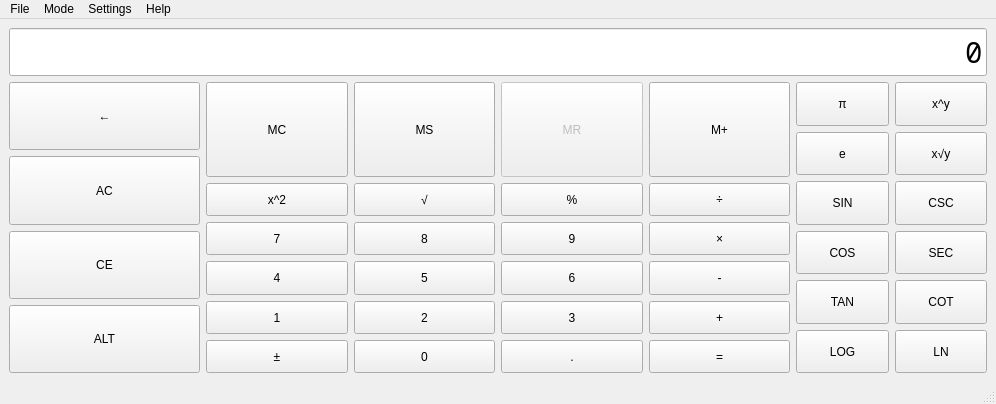
Before: the Qt Designer form mainwindow.ui in bonevelous/basicalc, drawn with Qt 5.
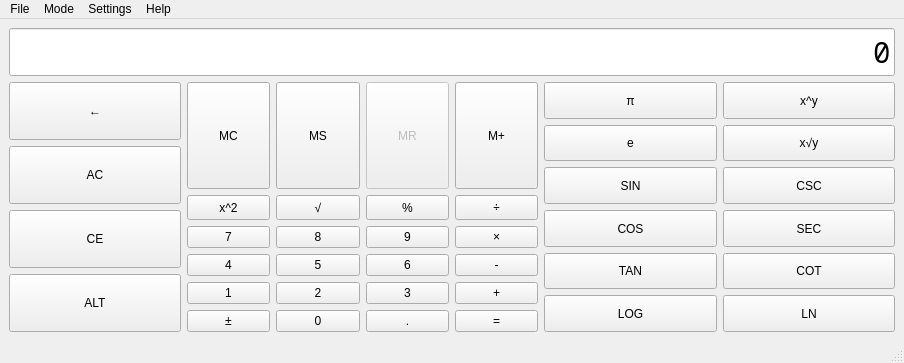
After: the same form once the commit is applied. Custom widgets are drawn as their Qt base class.

Commit message: Added functionality to CE button

What changed in the file:
```diff
--- a/mainwindow.ui
+++ b/mainwindow.ui
@@ -6,8 +6,8 @@
    <rect>
     <x>0</x>
     <y>0</y>
-    <width>996</width>
-    <height>404</height>
+    <width>904</width>
+    <height>363</height>
    </rect>
   </property>
   <property name="sizePolicy">
@@ -21,7 +21,66 @@
   </property>
   <widget class="QWidget" name="centralwidget">
    <layout class="QGridLayout" name="gridLayout_2">
-    <item row="2" column="4" rowspan="3">
+    <item row="2" column="1" colspan="2">
+     <layout class="QHBoxLayout" name="horizontalLayout_2">
+      <item>
+       <widget class="MemButton" name="buttonMC">
+        <property name="sizePolicy">
+         <sizepolicy hsizetype="Minimum" vsizetype="Minimum">
+          <horstretch>0</horstretch>
+          <verstretch>0</verstretch>
+         </sizepolicy>
+        </property>
+        <property name="text">
+         <string>MC</string>
+        </property>
+       </widget>
+      </item>
+      <item>
+       <widget class="MemButton" name="buttonMS">
+        <property name="sizePolicy">
+         <sizepolicy hsizetype="Minimum" vsizetype="Minimum">
+          <horstretch>0</horstretch>
+          <verstretch>0</verstretch>
+         </sizepolicy>
+        </property>
+        <property name="text">
+         <string>MS</string>
+        </property>
+       </widget>
+      </item>
+      <item>
+       <widget class="MemButton" name="buttonMR">
+        <property name="enabled">
+         <bool>false</bool>
+        </property>
+        <property name="sizePolicy">
+         <sizepolicy hsizetype="Minimum" vsizetype="Minimum">
+          <horstretch>0</horstretch>
+          <verstretch>0</verstretch>
+         </sizepolicy>
+        </property>
+        <property name="text">
+         <string>MR</string>
+        </property>
+       </widget>
+      </item>
+      <item>
+       <widget class="MemButton" name="buttonMAlt">
+        <property name="sizePolicy">
+         <sizepolicy hsizetype="Minimum" vsizetype="Minimum">
+          <horstretch>0</horstretch>
+          <verstretch>0</verstretch>
+         </sizepolicy>
+        </property>
+        <property name="text">
+         <string>M+</string>
+        </property>
+       </widget>
+      </item>
+     </layout>
+    </item>
+    <item row="2" column="3" rowspan="2" colspan="2">
      <layout class="QGridLayout" name="gridLayout">
       <item row="2" column="0">
        <widget class="QPushButton" name="buttonSIN">
@@ -181,63 +240,7 @@
       </item>
      </layout>
     </item>
-    <item row="2" column="0" rowspan="3">
-     <layout class="QVBoxLayout" name="verticalLayout">
-      <item>
-       <widget class="QPushButton" name="buttonBack">
-        <property name="sizePolicy">
-         <sizepolicy hsizetype="Minimum" vsizetype="Minimum">
-          <horstretch>0</horstretch>
-          <verstretch>0</verstretch>
-         </sizepolicy>
-        </property>
-        <property name="text">
-         <string>←</string>
-        </property>
-       </widget>
-      </item>
-      <item>
-       <widget class="QPushButton" name="buttonAllCls">
-        <property name="sizePolicy">
-         <sizepolicy hsizetype="Minimum" vsizetype="Minimum">
-          <horstretch>0</horstretch>
-          <verstretch>0</verstretch>
-         </sizepolicy>
-        </property>
-        <property name="text">
-         <string>AC</string>
-        </property>
-       </widget>
-      </item>
-      <item>
-       <widget class="QPushButton" name="buttonClsEntry">
-        <property name="sizePolicy">
-         <sizepolicy hsizetype="Minimum" vsizetype="Minimum">
-          <horstretch>0</horstretch>
-          <verstretch>0</verstretch>
-         </sizepolicy>
-        </property>
-        <property name="text">
-         <string>CE</string>
-        </property>
-       </widget>
-      </item>
-      <item>
-       <widget class="QPushButton" name="buttonAltMode">
-        <property name="sizePolicy">
-         <sizepolicy hsizetype="Minimum" vsizetype="Minimum">
-          <horstretch>0</horstretch>
-          <verstretch>0</verstretch>
-         </sizepolicy>
-        </property>
-        <property name="text">
-         <string>ALT</string>
-        </property>
-       </widget>
-      </item>
-     </layout>
-    </item>
-    <item row="3" column="1" rowspan="2" colspan="3">
+    <item row="3" column="1" colspan="2">
      <layout class="QGridLayout" name="mainButtonGrid">
       <property name="sizeConstraint">
        <enum>QLayout::SetDefaultConstraint</enum>
@@ -509,10 +512,10 @@
       </item>
      </layout>
     </item>
-    <item row="2" column="1" colspan="3">
-     <layout class="QHBoxLayout" name="horizontalLayout_2">
+    <item row="2" column="0" rowspan="2">
+     <layout class="QVBoxLayout" name="verticalLayout">
       <item>
-       <widget class="MemButton" name="buttonMC">
+       <widget class="QPushButton" name="buttonBack">
         <property name="sizePolicy">
          <sizepolicy hsizetype="Minimum" vsizetype="Minimum">
           <horstretch>0</horstretch>
@@ -520,12 +523,12 @@
          </sizepolicy>
         </property>
         <property name="text">
-         <string>MC</string>
+         <string>←</string>
         </property>
        </widget>
       </item>
       <item>
-       <widget class="MemButton" name="buttonMS">
+       <widget class="QPushButton" name="buttonAllCls">
         <property name="sizePolicy">
          <sizepolicy hsizetype="Minimum" vsizetype="Minimum">
           <horstretch>0</horstretch>
@@ -533,15 +536,12 @@
          </sizepolicy>
         </property>
         <property name="text">
-         <string>MS</string>
+         <string>AC</string>
         </property>
        </widget>
       </item>
       <item>
-       <widget class="MemButton" name="buttonMR">
-        <property name="enabled">
-         <bool>false</bool>
-        </property>
+       <widget class="ConstButton" name="buttonClsEntry">
         <property name="sizePolicy">
          <sizepolicy hsizetype="Minimum" vsizetype="Minimum">
           <horstretch>0</horstretch>
@@ -549,12 +549,12 @@
          </sizepolicy>
         </property>
         <property name="text">
-         <string>MR</string>
+         <string>CE</string>
         </property>
        </widget>
       </item>
       <item>
-       <widget class="MemButton" name="buttonMAlt">
+       <widget class="QPushButton" name="buttonAltMode">
         <property name="sizePolicy">
          <sizepolicy hsizetype="Minimum" vsizetype="Minimum">
           <horstretch>0</horstretch>
@@ -562,7 +562,7 @@
          </sizepolicy>
         </property>
         <property name="text">
-         <string>M+</string>
+         <string>ALT</string>
         </property>
        </widget>
       </item>
@@ -600,7 +600,7 @@
     <rect>
      <x>0</x>
      <y>0</y>
-     <width>996</width>
+     <width>904</width>
      <height>30</height>
     </rect>
    </property>
@@ -675,6 +675,11 @@
    <extends>QPushButton</extends>
    <header>membutton.h</header>
   </customwidget>
+  <customwidget>
+   <class>ConstButton</class>
+   <extends>QPushButton</extends>
+   <header>constbutton.h</header>
+  </customwidget>
  </customwidgets>
  <resources/>
  <connections/>
```
Left out of the diff: 72 changed lines with no effect on the pictures. The commit also changes 4 other files.
